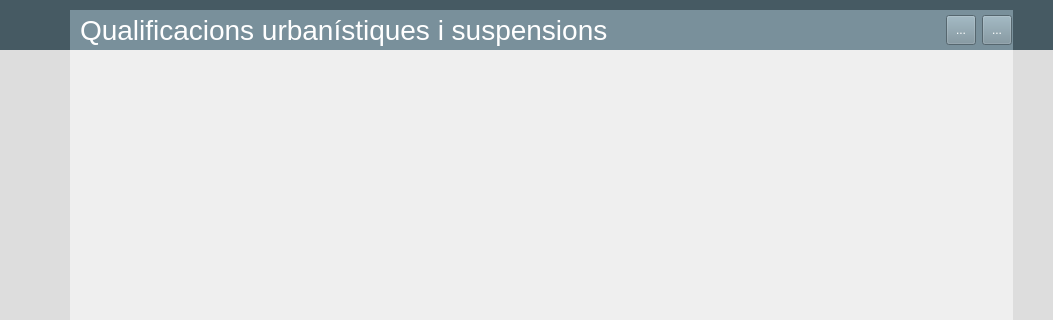
Before: the Qt Designer form CuBista3.ui in SistemesInformacioTerritorial/Qvista, drawn with Qt 5; both pictures show x 180 to 1233 and y 0 to 320 of the 1233 by 777 pixel window.
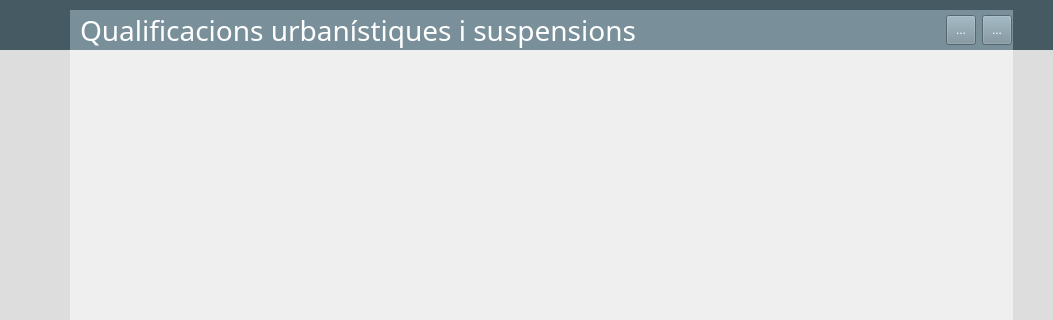
After: the same form once the commit is applied. Icons and pictures are not drawn.

```diff
--- a/CuBista3.ui
+++ b/CuBista3.ui
@@ -233,6 +233,7 @@
               <widget class="QLabel" name="lblTitolProjecte">
                <property name="font">
                 <font>
+                 <family>Segoe UI Light</family>
                  <pointsize>21</pointsize>
                 </font>
                </property>
```
Left out of the diff: 436 changed lines with no effect on the pictures.
